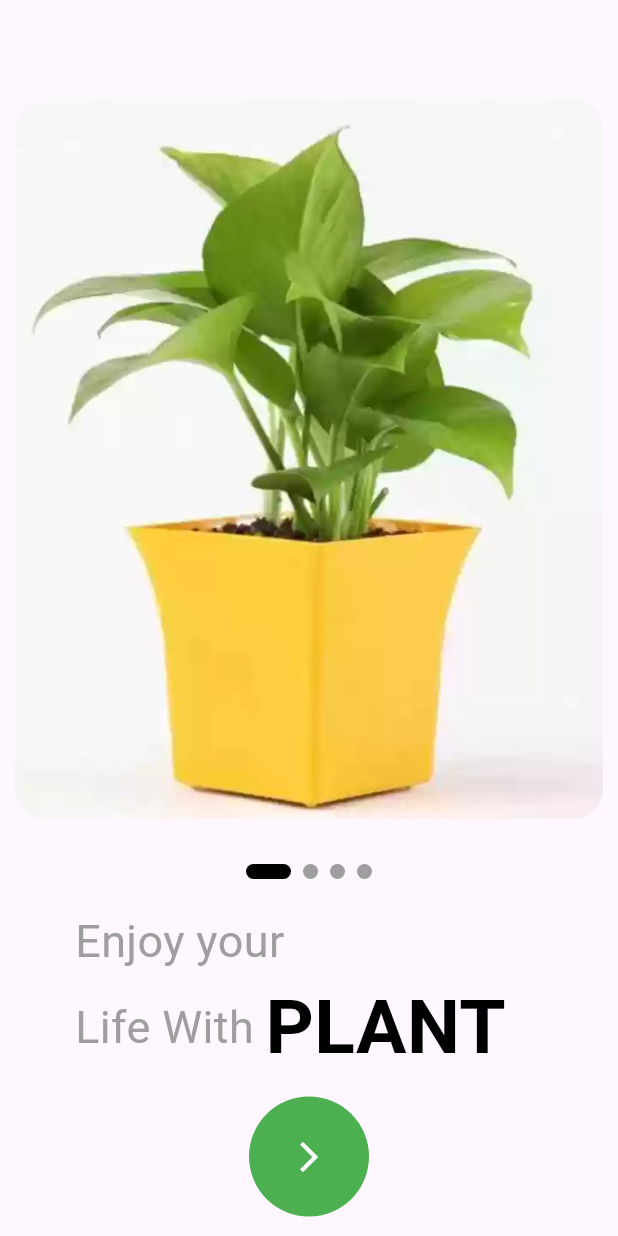
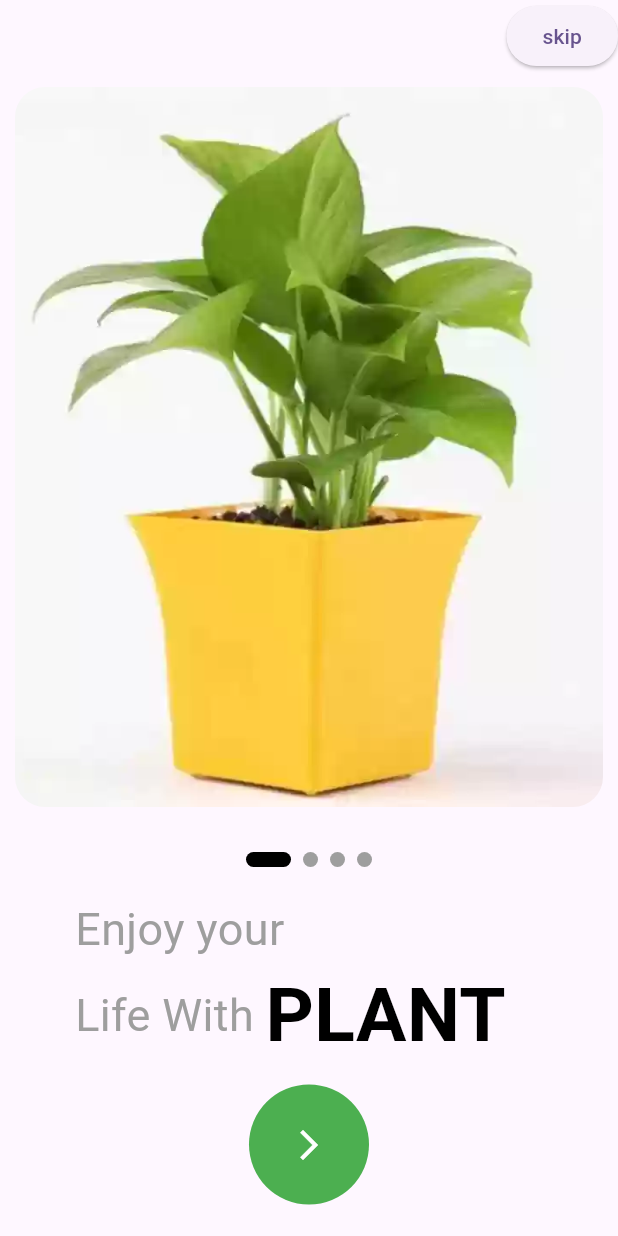
Before and after one commit to OscarNii/Plants-Shop-App-UI, a Flutter app: the screen it shows after launch, on a phone screen of 412 x 824 dp. Run offline on Flutter 3.47's test engine with Material 2 defaults, Android fonts, the phone set to English and light mode, and no system bars; drawn by our look-alikes of smooth_page_indicator; our stand-ins replace animated_splash_screen, page_transition.

Commit message:
Added skip button and removed app bar

```diff
--- a/lib/StartUp/StartUp.dart
+++ b/lib/StartUp/StartUp.dart
@@ -11,9 +11,16 @@ class StartUp extends StatelessWidget {
   @override
   Widget build(BuildContext context) {
     return Scaffold(
-      appBar: AppBar(),
-      body: Column(
+      // appBar: AppBar(),
+      body: SafeArea(
+        child: Column(
           children: [
+            Row(
+              mainAxisAlignment: MainAxisAlignment.end,
+              children: [
+                ElevatedButton(onPressed: () {}, child: Text("skip")),
+              ],
+            ),
             SizedBox(
               height: 500,
               child: PageView(
@@ -78,6 +85,7 @@ class StartUp extends StatelessWidget {
             )
           ],
         ),
+      ),
     );
   }
 }
```
Lines whose indentation alone changed are shown as unchanged.
